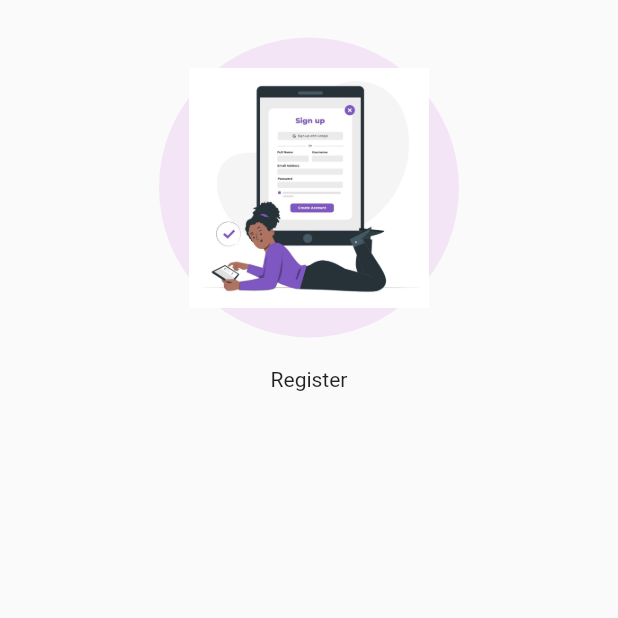
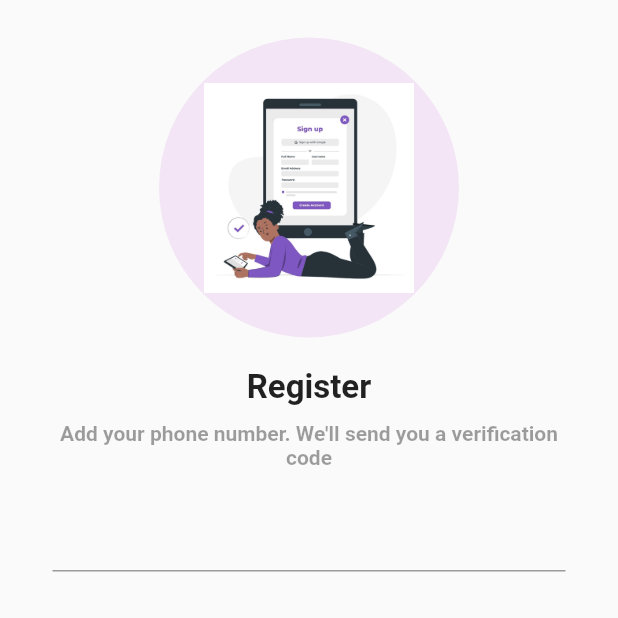
Before and after one commit to Samaramir/Phoneauth_Firebase, a Flutter app: the RegisterScreen screen opened directly, on a phone screen of 412 x 824 dp, the top half of it. Run offline on Flutter 3.47's test engine with Material 2 defaults, Android fonts, the phone set to English and light mode, and no system bars.

Commit message:
samar add Text field

```diff
--- a/lib/Screans/Register_Screan.dart
+++ b/lib/Screans/Register_Screan.dart
@@ -7,6 +7,7 @@ class RegisterScreen extends StatefulWidget {
 }
 
 class _RegisterScreenState extends State<RegisterScreen> {
+  final TextEditingController phoneController=TextEditingController();
   @override
   Widget build(BuildContext context) {
     return Scaffold(
@@ -18,7 +19,7 @@ class _RegisterScreenState extends State<RegisterScreen> {
               Container(
                 width: 200,
                 height:200 ,
-                padding: const EdgeInsets.all(20.0),
+                padding: const EdgeInsets.all(30.0),
                 decoration: BoxDecoration(
                   shape: BoxShape.circle,color: Colors.purple.shade50,
                 ),
@@ -28,7 +29,22 @@ class _RegisterScreenState extends State<RegisterScreen> {
 
               ),
               const SizedBox(height: 20,),
-              const Text("Register"),
+              const Text("Register",style: TextStyle(fontSize: 22,fontWeight:FontWeight.bold),),
+          const SizedBox(height: 10,),
+          const Text("Add your phone number. We'll send you a verification code",style: TextStyle(fontSize: 14,
+              color:Colors.black38,
+              fontWeight:FontWeight.bold,
+
+          ),
+            textAlign: TextAlign.center,
+          ),
+
+          const SizedBox(height: 20,),
+              TextFormField(
+                controller: phoneController,
+
+
+              )
             ],
           ),
         ),),
```
